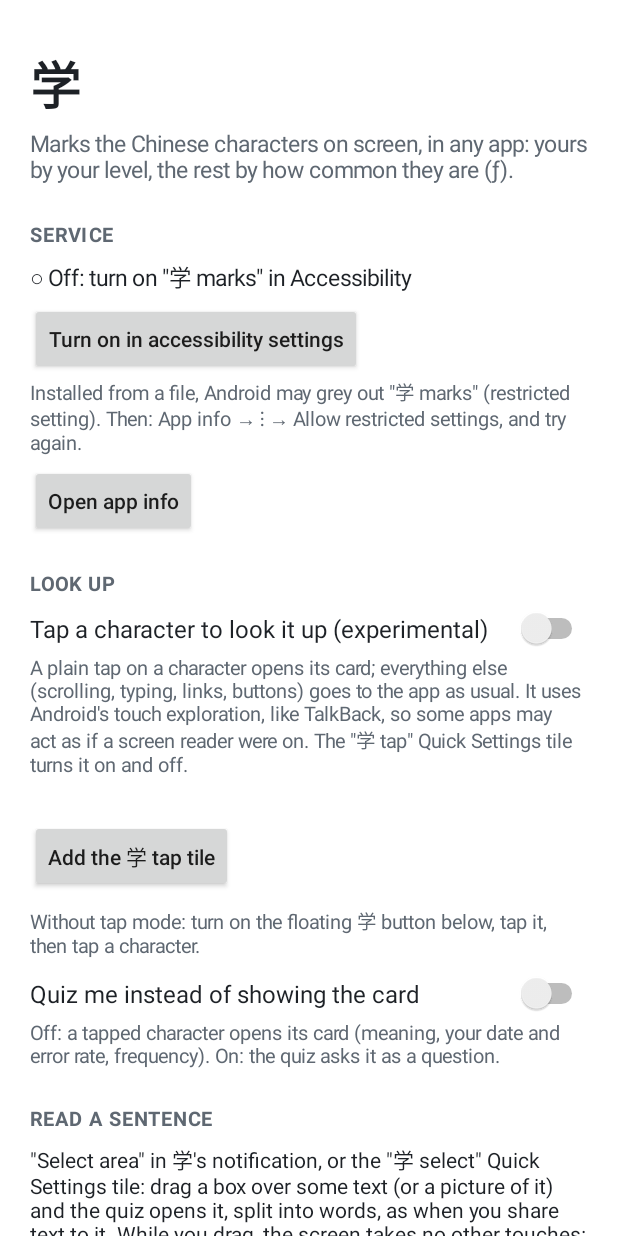
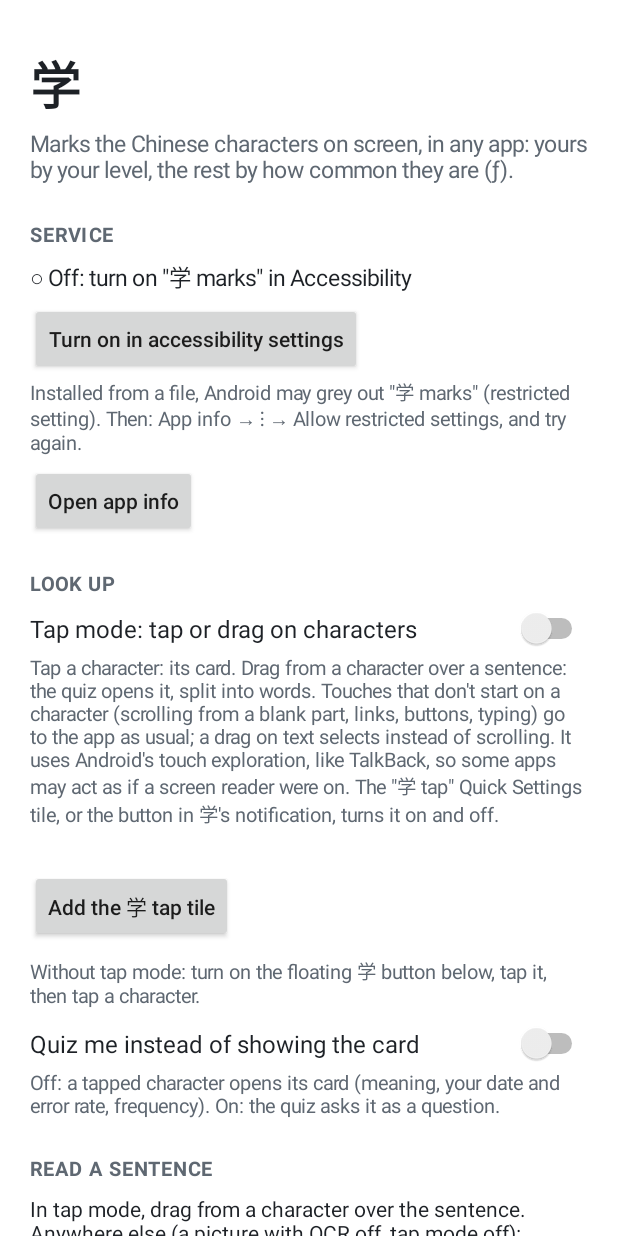
Before and after one commit to wuttttta/xue, an Android app: the screen it shows after launch (MainActivity), on a phone screen of 412 x 824 dp. Run offline under Robolectric (Android 15) with nearby library versions, the phone set to English and light mode, and no system bars; network calls fail; pictures from the network do not load.

Commit message:
Tap mode: drag from a character to read a sentence
In tap mode a touch that starts on a character and moves now draws a box
(blue, at least one character tall) instead of scrolling; lifting reads the
text in it and opens it in the quiz like shared text. A plain tap still opens
the card; two fingers still go to the app. The hold-to-delegate timer is gone.

Co-Authored-By: Claude Opus 5.5 <noreply@anthropic.com>
Claude-Session: https://claude.ai/code/session_01NCWW7SgPDR1AcF2aF8ct1Y

```diff
--- a/app/src/main/java/lol/varie/xue/MainActivity.kt
+++ b/app/src/main/java/lol/varie/xue/MainActivity.kt
@@ -80,7 +80,7 @@ class MainActivity : Activity() {
         col.addView(heading("Look up"))
         if (Build.VERSION.SDK_INT >= 33) {
             col.addView(Switch(this).apply {
-                text = "Tap a character to look it up (experimental)"
+                text = "Tap mode: tap or drag on characters"
                 textSize = 16f
                 setTextColor(fg())
                 isChecked = prefs.getBoolean(Prefs.TAP, false)
@@ -88,9 +88,11 @@ class MainActivity : Activity() {
                 setOnCheckedChangeListener { _, on -> prefs.edit().putBoolean(Prefs.TAP, on).apply() }
             })
             col.addView(text(
-                "A plain tap on a character opens its card; everything else (scrolling, typing, links, buttons) goes " +
-                    "to the app as usual. It uses Android's touch exploration, like TalkBack, so some apps may act as " +
-                    "if a screen reader were on. The \"学 tap\" Quick Settings tile turns it on and off.", 13f, muted()
+                "Tap a character: its card. Drag from a character over a sentence: the quiz opens it, split into words. " +
+                    "Touches that don't start on a character (scrolling from a blank part, links, buttons, typing) go to " +
+                    "the app as usual; a drag on text selects instead of scrolling. It uses Android's touch exploration, " +
+                    "like TalkBack, so some apps may act as if a screen reader were on. The \"学 tap\" Quick Settings " +
+                    "tile, or the button in 学's notification, turns it on and off.", 13f, muted()
             ))
             tapStatus = text("", 13f).also { col.addView(it) }
             col.addView(button("Add the ${LookTile.label} tile") {
@@ -125,9 +127,9 @@ class MainActivity : Activity() {
 
         col.addView(heading("Read a sentence"))
         col.addView(text(
-            "\"Select area\" in 学's notification, or the \"学 select\" Quick Settings tile: drag a box over some text " +
-                "(or a picture of it) and the quiz opens it, split into words, as when you share text to it. " +
-                "While you drag, the screen takes no other touches; a tap cancels.", 14f
+            "In tap mode, drag from a character over the sentence. Anywhere else (a picture with OCR off, tap mode " +
+                "off): \"Select area\" in 学's notification or the \"学 select\" Quick Settings tile, then drag a box. " +
+                "The quiz opens the text split into words, as when you share text to it.", 14f
         ))
         if (Build.VERSION.SDK_INT >= 33) {
             col.addView(button("Add the 学 select tile") {
--- a/app/src/main/java/lol/varie/xue/XueService.kt
+++ b/app/src/main/java/lol/varie/xue/XueService.kt
@@ -262,6 +262,8 @@ class XueService : AccessibilityService() {
                 markAt = { x, y -> layer?.markAt(x, y) },
                 scrolling = { SystemClock.uptimeMillis() - lastScrollAt < 400 },
                 onTap = ::openPanel,
+                onBox = { b -> layer?.setBox(b) },
+                onSelect = { b -> readArea(b) },
             ).also { tap = it }
             t.start()
         } else {
```
Also changed, not shown: app/src/main/java/lol/varie/xue/MarkLayer.kt (+13 -5 lines), app/src/main/java/lol/varie/xue/TapMode.kt (+50 -18 lines), 1 other file.
